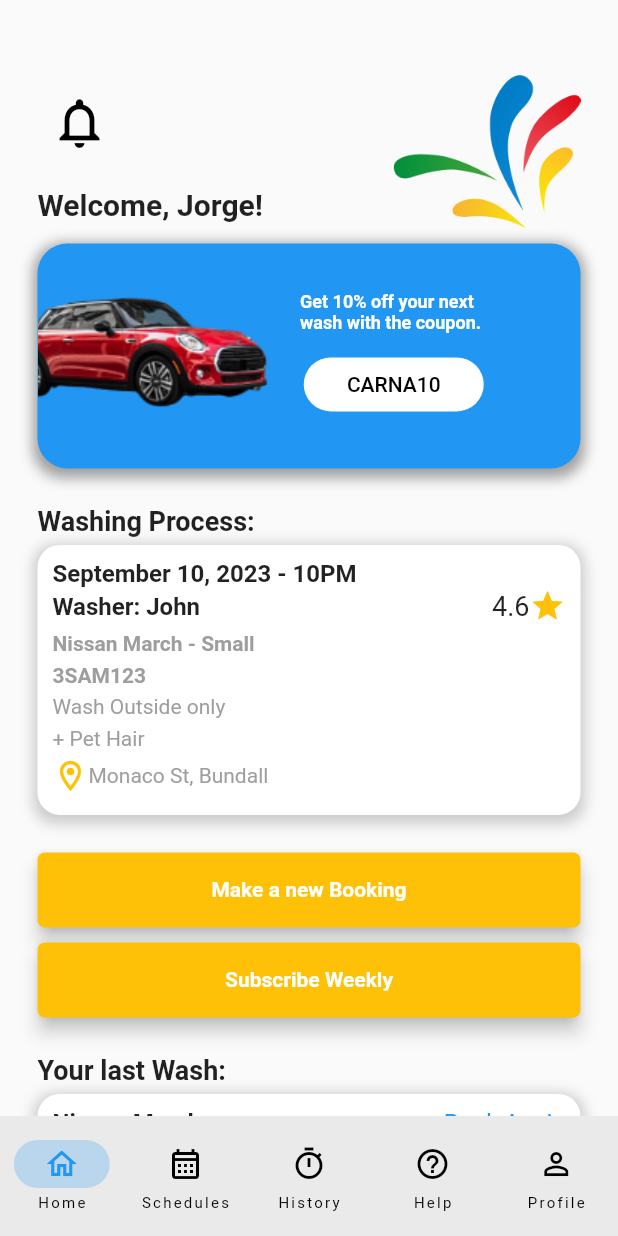
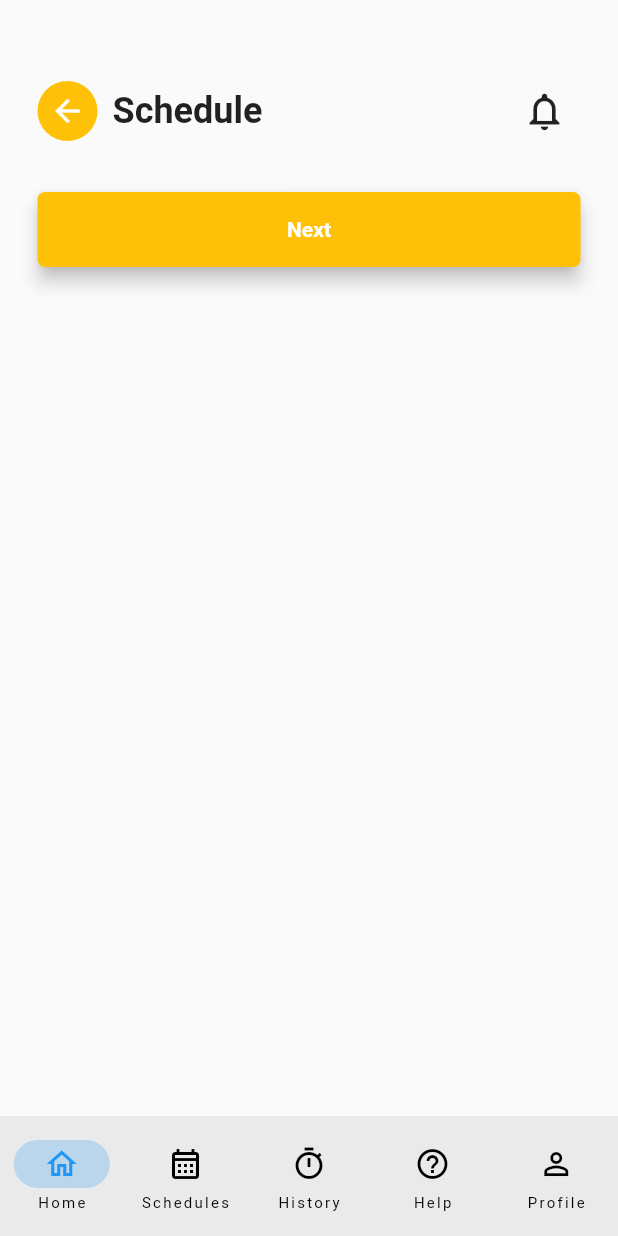
Before and after one commit to BerDavoglio/carnawash, a Flutter app: the screen it shows after launch, on a phone screen of 412 x 824 dp. Run offline on Flutter 3.47's test engine with Material 2 defaults, Android fonts, the phone set to English and light mode, and no system bars.

Commit message:
Creating Schedule Page / P1

```diff
--- a/app_client/lib/ui/components/app.dart
+++ b/app_client/lib/ui/components/app.dart
@@ -15,8 +15,9 @@ class MyApp extends StatelessWidget {
         primarySwatch: Colors.blue,
       ),
       routes: {
-        AppRoutes.HOME: (_) => const HomePage(),
+        AppRoutes.HOME: (_) => const SchedulePage(),
         AppRoutes.LOGIN: (_) => const LoginPage(),
+        AppRoutes.SCHEDULE: (_) => const SchedulePage(),
       },
     );
   }
--- /dev/null
+++ b/app_client/lib/ui/components/geral_components/bottom_navigation_component.dart
@@ -0,0 +1,48 @@
+import 'package:flutter/material.dart';
+
+NavigationBar navigationBarComponent(BuildContext context) {
+  return NavigationBar(
+    destinations: const <Widget>[
+      NavigationDestination(
+        selectedIcon: Icon(
+          Icons.home_outlined,
+          color: Colors.blue,
+        ),
+        icon: Icon(Icons.home_outlined),
+        label: 'Home',
+      ),
+      NavigationDestination(
+        selectedIcon: Icon(
+          Icons.calendar_month_outlined,
+          color: Colors.blue,
+        ),
+        icon: Icon(Icons.calendar_month_outlined),
+        label: 'Schedules',
+      ),
+      NavigationDestination(
+        selectedIcon: Icon(
+          Icons.timer_outlined,
+          color: Colors.blue,
+        ),
+        icon: Icon(Icons.timer_outlined),
+        label: 'History',
+      ),
+      NavigationDestination(
+        selectedIcon: Icon(
+          Icons.help_outline,
+          color: Colors.blue,
+        ),
+        icon: Icon(Icons.help_outline),
+        label: 'Help',
+      ),
+      NavigationDestination(
+        selectedIcon: Icon(
+          Icons.person_outline,
+          color: Colors.blue,
+        ),
+        icon: Icon(Icons.person_outline),
+        label: 'Profile',
+      ),
+    ],
+  );
+}
--- a/app_client/lib/ui/components/geral_components/geral_components.dart
+++ b/app_client/lib/ui/components/geral_components/geral_components.dart
@@ -1 +1,2 @@
+export './bottom_navigation_component.dart';
 export './input_components.dart';
--- a/app_client/lib/ui/pages/home_page.dart
+++ b/app_client/lib/ui/pages/home_page.dart
@@ -16,50 +16,7 @@ class _HomePageState extends State<HomePage> {
   @override
   Widget build(BuildContext context) {
     return Scaffold(
-      bottomNavigationBar: NavigationBar(
-        destinations: const <Widget>[
-          NavigationDestination(
-            selectedIcon: Icon(
-              Icons.home_outlined,
-              color: Colors.blue,
-            ),
-            icon: Icon(Icons.home_outlined),
-            label: 'Home',
-          ),
-          NavigationDestination(
-            selectedIcon: Icon(
-              Icons.calendar_month_outlined,
-              color: Colors.blue,
-            ),
-            icon: Icon(Icons.calendar_month_outlined),
-            label: 'Schedules',
-          ),
-          NavigationDestination(
-            selectedIcon: Icon(
-              Icons.timer_outlined,
-              color: Colors.blue,
-            ),
-            icon: Icon(Icons.timer_outlined),
-            label: 'History',
-          ),
-          NavigationDestination(
-            selectedIcon: Icon(
-              Icons.help_outline,
-              color: Colors.blue,
-            ),
-            icon: Icon(Icons.help_outline),
-            label: 'Help',
-          ),
-          NavigationDestination(
-            selectedIcon: Icon(
-              Icons.person_outline,
-              color: Colors.blue,
-            ),
-            icon: Icon(Icons.person_outline),
-            label: 'Profile',
-          ),
-        ],
-      ),
+      bottomNavigationBar: navigationBarComponent(context),
       body: SingleChildScrollView(
         child: Padding(
           padding: const EdgeInsets.symmetric(
--- a/app_client/lib/ui/pages/pages.dart
+++ b/app_client/lib/ui/pages/pages.dart
@@ -1,2 +1,3 @@
 export './home_page.dart';
 export './login_page.dart';
+export './schedule_page.dart';
--- /dev/null
+++ b/app_client/lib/ui/pages/schedule_page.dart
@@ -0,0 +1,248 @@
+import 'package:flutter/material.dart';
+
+import '../ui.dart';
+
+class SchedulePage extends StatefulWidget {
+  const SchedulePage({super.key});
+
+  @override
+  State<SchedulePage> createState() => _SchedulePageState();
+}
+
+class _SchedulePageState extends State<SchedulePage> {
+  int sizeSelected = 1;
+  int n = 2;
+
+  @override
+  Widget build(BuildContext context) {
+    return Scaffold(
+      bottomNavigationBar: navigationBarComponent(context),
+      body: SingleChildScrollView(
+        child: Padding(
+          padding: const EdgeInsets.symmetric(
+            vertical: 50,
+            horizontal: 25,
+          ),
+          child: Column(
+            mainAxisAlignment: MainAxisAlignment.start,
+            children: [
+              Row(
+                mainAxisAlignment: MainAxisAlignment.spaceBetween,
+                children: [
+                  Row(
+                    children: [
+                      Padding(
+                        padding: const EdgeInsets.only(right: 10),
+                        child: CircleAvatar(
+                          radius: 20,
+                          backgroundColor: Colors.amber,
+                          child: IconButton(
+                            iconSize: 24,
+                            color: Colors.white,
+                            onPressed: () {},
+                            icon: const Icon(
+                              Icons.arrow_back,
+                            ),
+                          ),
+                        ),
+                      ),
+                      const Text(
+                        'Schedule',
+                        style: TextStyle(
+                          fontSize: 24,
+                          fontWeight: FontWeight.bold,
+                        ),
+                      )
+                    ],
+                  ),
+                  IconButton(
+                    iconSize: 30,
+                    onPressed: () {},
+                    icon: const Icon(
+                      Icons.notifications_outlined,
+                    ),
+                  )
+                ],
+              ),
+              const SizedBox(height: 15),
+              n == 1 ? firstPart(context) : secondPart(context),
+              const SizedBox(height: 15),
+              TextButton(
+                style: ButtonStyle(
+                  elevation: MaterialStateProperty.all(5),
+                  fixedSize: MaterialStateProperty.all<Size>(
+                    Size(MediaQuery.of(context).size.width * 0.9, 50),
+                  ),
+                  backgroundColor: MaterialStateProperty.all<Color>(
+                    Colors.amber,
+                  ),
+                  shape: MaterialStateProperty.all<RoundedRectangleBorder>(
+                    RoundedRectangleBorder(
+                      borderRadius: BorderRadius.circular(5),
+                    ),
+                  ),
+                ),
+                onPressed: () {},
+                child: const Text(
+                  'Next',
+                  style: TextStyle(
+                    fontWeight: FontWeight.bold,
+                    color: Colors.white,
+                  ),
+                ),
+              ),
+            ],
+          ),
+        ),
+      ),
+    );
+  }
+
+  Column firstPart(BuildContext context) {
+    return Column(
+      children: [
+        SizedBox(
+          width: MediaQuery.of(context).size.width * 0.9,
+          child: const Column(
+            crossAxisAlignment: CrossAxisAlignment.start,
+            children: [
+              Text(
+                'Choose your car to be washed',
+                style: TextStyle(
+                  fontWeight: FontWeight.bold,
+                  fontSize: 18,
+                ),
+              ),
+              SizedBox(height: 10),
+              Text(
+                'Schedule up to 3 cars at once. For schedule more than than 3 cars, contact support through our chat.',
+                style: TextStyle(
+                  color: Colors.grey,
+                  fontSize: 18,
+                ),
+              ),
+            ],
+          ),
+        ),
+        SizedBox(
+          width: MediaQuery.of(context).size.width * 0.9,
+          child: Padding(
+            padding: const EdgeInsets.symmetric(vertical: 10),
+            child: Column(
+              children: [
+                SizedBox(
+                  width: MediaQuery.of(context).size.width,
+                  child: ListTile(
+                    title: const Text(
+                      'Nissan March - SMALL',
+                      style: TextStyle(
+                        color: Colors.black,
+                        fontWeight: FontWeight.bold,
+                      ),
+                    ),
+                    subtitle: const Text(
+                      'Red; 3SAM123',
+                      style: TextStyle(
+                        color: Colors.black,
+                      ),
+                    ),
+                    leading: Radio(
+                      value: 1,
+                      groupValue: sizeSelected,
+                      fillColor: MaterialStateColor.resolveWith(
+                        (states) => Colors.black,
+                      ),
+                      onChanged: (value) {
+                        setState(() {
+                          sizeSelected = value!;
+                        });
+                      },
+                    ),
+                  ),
+                ),
+                SizedBox(
+                  width: MediaQuery.of(context).size.width,
+                  child: ListTile(
+                    title: const Text(
+                      'Nissan March - SMALL',
+                      style: TextStyle(
+                        color: Colors.black,
+                        fontWeight: FontWeight.bold,
+                      ),
+                    ),
+                    subtitle: const Text(
+                      'Red; 3SAM122',
+                      style: TextStyle(
+                        color: Colors.black,
+                      ),
+                    ),
+                    leading: Radio(
+                      value: 2,
+                      groupValue: sizeSelected,
+                      fillColor: MaterialStateColor.resolveWith(
+                        (states) => Colors.black,
+                      ),
+                      onChanged: (value) {
+                        setState(() {
+                          sizeSelected = value!;
+                        });
+                      },
+                    ),
+                  ),
+                ),
+                SizedBox(
+                  width: MediaQuery.of(context).size.width,
+                  child: ListTile(
+                    title: const Text(
+                      'Nissan Kicks - 2DV SUVs',
+                      style: TextStyle(
+                        color: Colors.black,
+                        fontWeight: FontWeight.bold,
+                      ),
+                    ),
+                    subtitle: const Text(
+                      'Red; 3SAM126',
+                      style: TextStyle(
+                        color: Colors.black,
+                      ),
+                    ),
+                    leading: Radio(
+                      value: 3,
+                      groupValue: sizeSelected,
+                      fillColor: MaterialStateColor.resolveWith(
+                        (states) => Colors.black,
+                      ),
+                      onChanged: (value) {
+                        setState(() {
+                          sizeSelected = value!;
+                        });
+                      },
+                    ),
+                  ),
+                ),
+              ],
+            ),
+          ),
+        ),
+        const Text(
+          'Choose another car to be washed',
+          style: TextStyle(color: Colors.amber, fontSize: 18),
+        ),
+      ],
+    );
+  }
+
+  Column secondPart(BuildContext context) {
+    return Column(
+      children: [
+        SizedBox(
+          width: MediaQuery.of(context).size.width * 0.9,
+          child: const Column(
+            crossAxisAlignment: CrossAxisAlignment.start,
+            children: [],
+          ),
+        ),
+      ],
+    );
+  }
+}
--- a/app_client/lib/ui/utils/app_routes.dart
+++ b/app_client/lib/ui/utils/app_routes.dart
@@ -1,4 +1,5 @@
 class AppRoutes {
   static const HOME = '/';
   static const LOGIN = '/login';
+  static const SCHEDULE = '/schedule';
 }
```
